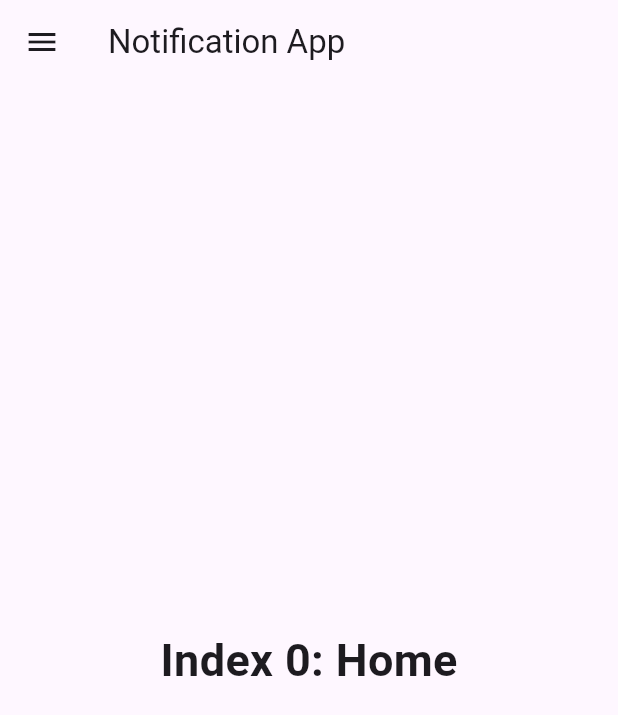
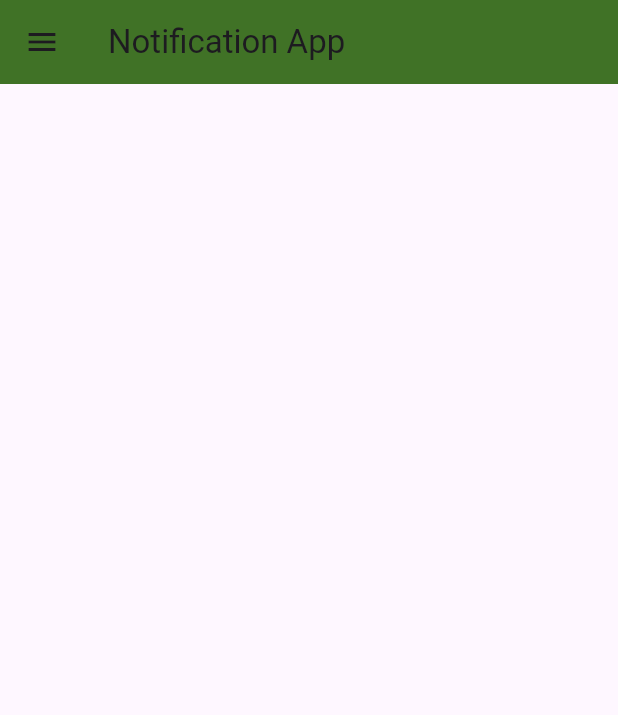
Before and after one commit to Slizzle45/notification_app, a Flutter app: the screen it shows after launch, on a phone screen of 412 x 824 dp. Shown: the top 715 px of the screen. Run offline on Flutter 3.47's test engine with Material 3 defaults, Android fonts, the phone set to English and light mode, and no system bars.

Commit message:
color changes

```diff
--- a/lib/main.dart
+++ b/lib/main.dart
@@ -9,7 +9,6 @@ void main() {
 class MyApp extends StatelessWidget {
   const MyApp({super.key});
   static const appTitle = 'Notification App';
-  static const primaryColor = Color(0xFF424549);
 
   @override
   Widget build(BuildContext context) {
@@ -31,35 +30,7 @@ class MyHomePage extends StatefulWidget {
 
 class _MyHomePageState extends State<MyHomePage> {
   int _selectedIndex = 0;
-  static const TextStyle optionStyle =
-      TextStyle(fontSize: 30, fontWeight: FontWeight.bold);
-  static const List<Widget> _widgetOptions = <Widget>[
-    Text(
-      'Index 0: Home',
-      style: optionStyle,
-    ),
-    Text(
-      'Index 1: Option1',
-      style: optionStyle,
-    ),
-    Text(
-      'Index 2: Option2',
-      style: optionStyle,
-    ),
-    Text(
-      'Index 3: Option3',
-      style: optionStyle,
-    ),
-    Text(
-      'Index 4: Option4',
-      style: optionStyle,
-    ),
-    Text(
-      'Index 5: Option5',
-      style: optionStyle,
-    ),
-  ];
-
+  static const primaryColor = Color.fromARGB(255, 64, 114, 38);
   void _onItemTapped(int index) {
     setState(() {
       _selectedIndex = index;
@@ -71,6 +42,7 @@ class _MyHomePageState extends State<MyHomePage> {
     return Scaffold(
       appBar: AppBar(
         title: Text(widget.title),
+        backgroundColor: primaryColor,
         leading: Builder(
           builder: (context) {
             return IconButton(
@@ -82,9 +54,6 @@ class _MyHomePageState extends State<MyHomePage> {
           },
         ),
       ),
-      body: Center(
-        child: _widgetOptions[_selectedIndex],
-      ),
       drawer: Drawer(
         //listview
         child: ListView(
@@ -93,7 +62,7 @@ class _MyHomePageState extends State<MyHomePage> {
           children: [
             const DrawerHeader(
               decoration: BoxDecoration(
-                color: Colors.blue,
+                color: primaryColor,
               ),
               child: Text('Drawer Header'),
             ),
```
